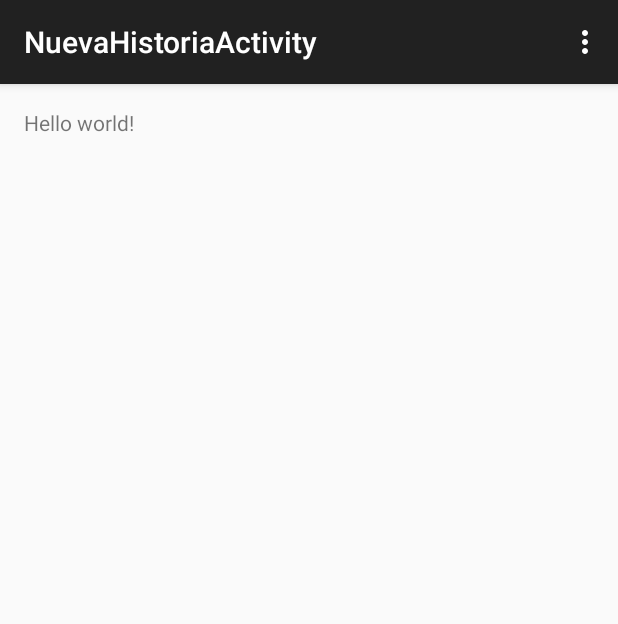
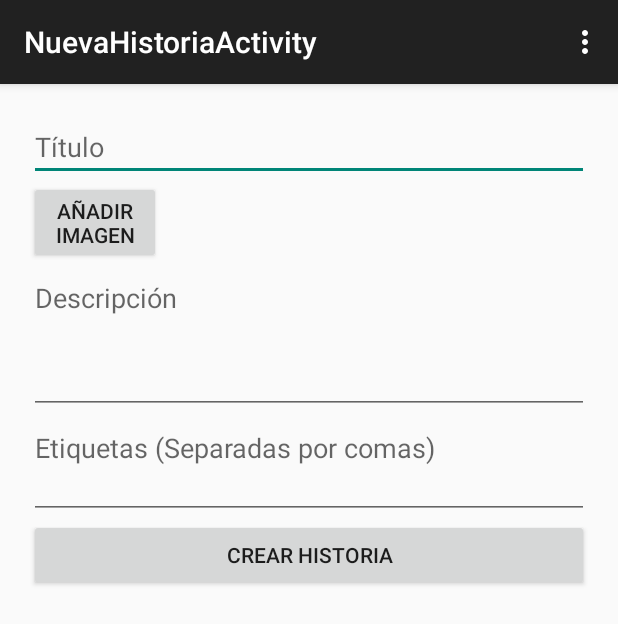
Before and after one commit to davidramirez/DAS_Grupo, an Android app: the NuevaHistoriaActivity screen opened directly, with no data from a screen before it, on a phone screen of 412 x 824 dp. Shown: the top 624 px of the screen. Run offline under Robolectric (Android 15) with nearby library versions, the phone set to English and light mode, and no system bars.

Commit message:
Avanzo un poco con la creación de historia

```diff
--- a/app/src/main/res/layout/activity_nueva_historia.xml
+++ b/app/src/main/res/layout/activity_nueva_historia.xml
@@ -6,7 +6,67 @@
     android:paddingBottom="@dimen/activity_vertical_margin"
     tools:context="org.das.das_grupo.NuevaHistoriaActivity">
 
-    <TextView android:text="@string/hello_world" android:layout_width="wrap_content"
-        android:layout_height="wrap_content" />
+    <LinearLayout
+        android:orientation="vertical"
+        android:layout_width="match_parent"
+        android:layout_height="match_parent"
+        android:layout_alignParentTop="true"
+        android:layout_alignParentLeft="true"
+        android:layout_alignParentStart="true"
+        android:layout_margin="3dp"
+        android:layout_alignParentEnd="false"
+        android:id="@+id/historia">
 
+        <EditText
+            android:layout_width="match_parent"
+            android:layout_height="wrap_content"
+            android:id="@+id/titulo"
+            android:inputType="text"
+            android:hint="@string/titulo" />
+
+        <HorizontalScrollView
+            android:layout_width="match_parent"
+            android:layout_height="wrap_content"
+            android:id="@+id/horizontalScrollView" >
+
+            <LinearLayout
+                android:orientation="horizontal"
+                android:layout_width="match_parent"
+                android:layout_height="match_parent"
+                android:id="@+id/fotos">
+
+                <Button
+                    android:layout_width="wrap_content"
+                    android:layout_height="wrap_content"
+                    android:text="@string/addimagen"
+                    android:id="@+id/addimagen" />
+            </LinearLayout>
+        </HorizontalScrollView>
+
+        <EditText
+            android:layout_width="match_parent"
+            android:layout_height="100dp"
+            android:inputType="textMultiLine"
+            android:ems="10"
+            android:id="@+id/descripcion"
+            android:hint="@string/descripcion"
+            android:gravity="top" />
+
+        <EditText
+            android:layout_width="match_parent"
+            android:layout_height="70dp"
+            android:inputType="textMultiLine"
+            android:ems="10"
+            android:id="@+id/etiquetas"
+            android:hint="@string/etiquetas"
+            android:gravity="top" />
+
+        <Button
+            android:layout_width="match_parent"
+            android:layout_height="wrap_content"
+            android:text="@string/crearhistoria"
+            android:id="@+id/crear"
+            android:layout_gravity="center_horizontal" />
+
+    </LinearLayout>
 </RelativeLayout>
--- a/app/src/main/res/values/strings.xml
+++ b/app/src/main/res/values/strings.xml
@@ -18,4 +18,9 @@
 
 <!-- TODO: Remove or change this placeholder text -->
     <string name="hello_blank_fragment">Hello blank fragment</string>
+    <string name="titulo">Título</string>
+    <string name="addimagen">Añadir\nImagen</string>
+    <string name="descripcion">Descripción</string>
+    <string name="etiquetas">Etiquetas (Separadas por comas)</string>
+    <string name="crearhistoria">Crear Historia</string>
 </resources>
```
